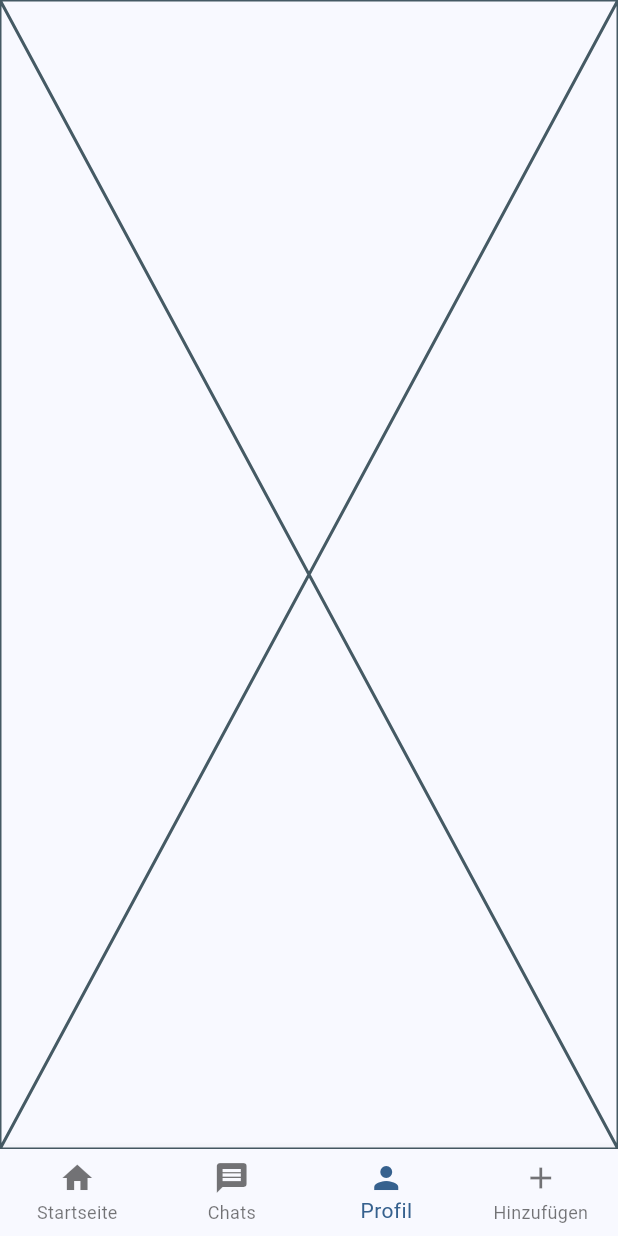
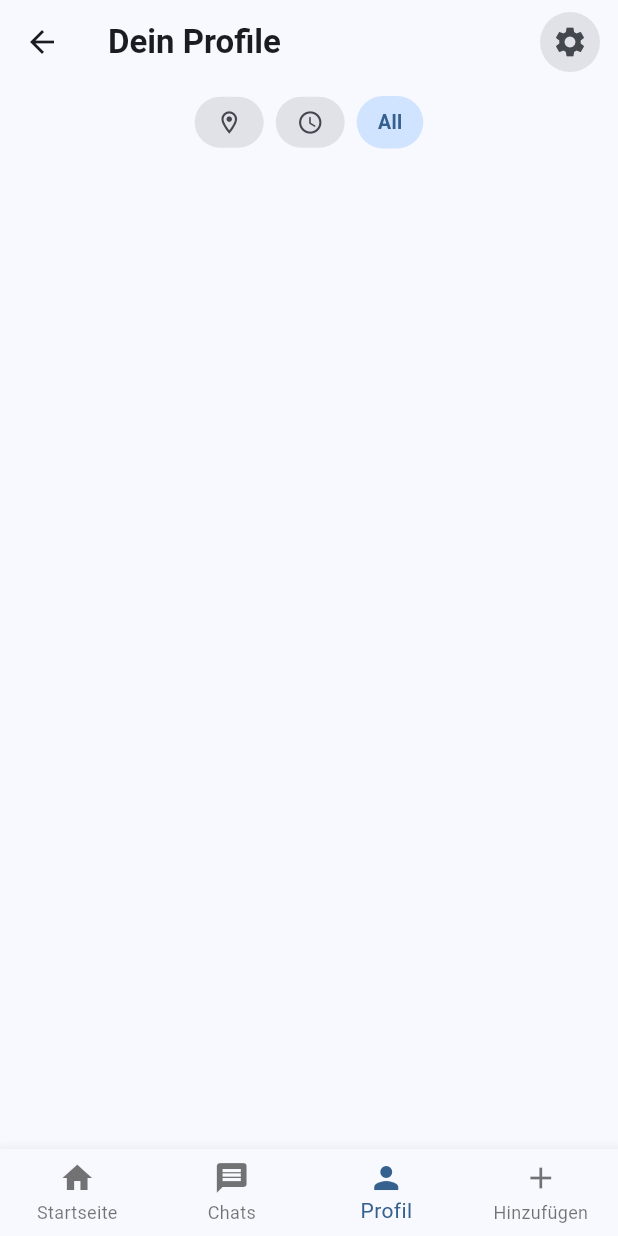
Before and after one commit to GreiFlo/wmc-project-skillable, a Flutter app: the MainScreen screen opened by its route, item 3 of the bottom bar chosen, on a phone screen of 412 x 824 dp. Run offline on Flutter 3.47's test engine with Material 3 defaults, Android fonts, the phone set to English and light mode, and no system bars; our stand-ins replace fluttertoast, geolocator, shared_preferences, socket_io_client; accounts and stored records are empty; network calls fail.

Commit message:
Add a profile page to display user's own skills, implement a new backend endpoint for user-specific skills

```diff
--- a/skillable_frontend/lib/main_screen.dart
+++ b/skillable_frontend/lib/main_screen.dart
@@ -2,6 +2,7 @@ import 'package:flutter/material.dart';
 import 'package:skillable_frontend/pages/add_skill.dart';
 import 'package:skillable_frontend/pages/chat_overview_page.dart';
 import 'package:skillable_frontend/pages/home.dart';
+import 'package:skillable_frontend/pages/profile_page.dart';
 
 class MainScreen extends StatefulWidget {
   const MainScreen({super.key});
@@ -17,7 +18,7 @@ class _MainScreenState extends State<MainScreen> {
   final List<Widget> _pages = [
     const HomePage(),
     const ChatOverview(),
-    const Placeholder(),
+    const ProfilePage(),
     const AddSkillPage(),
   ];
 
--- /dev/null
+++ b/skillable_frontend/lib/pages/profile_page.dart
@@ -0,0 +1,230 @@
+import 'package:flutter/material.dart';
+import 'package:skillable_frontend/models/skillmodels/skill.dart';
+import 'package:skillable_frontend/pages/detail_skill.dart';
+import 'package:skillable_frontend/pages/theme_settings.dart';
+import 'package:skillable_frontend/services/skills_service.dart';
+
+class ProfilePage extends StatefulWidget {
+  const ProfilePage({super.key});
+
+  @override
+  State<StatefulWidget> createState() {
+    return _ProfilePage();
+  }
+}
+
+class _ProfilePage extends State<ProfilePage> {
+  var skills = List<Skill>.empty();
+
+  @override
+  void initState() {
+    loadSkills();
+    super.initState();
+  }
+
+  Future<void> loadSkills() async {
+    List<Skill>? listSkills;
+
+    listSkills = await SkillsService().getOwn();
+
+    setState(() {
+      skills = listSkills!;
+    });
+  }
+
+  var _selectedFilter = 'All';
+
+  @override
+  Widget build(BuildContext context) {
+    return Scaffold(
+      appBar: AppBar(
+        title: const Text(
+          'Dein Profile',
+          style: TextStyle(fontWeight: FontWeight.bold),
+        ),
+        actions: [
+          Padding(
+            padding: const EdgeInsets.only(right: 12),
+            child: CircleAvatar(
+              backgroundColor: Theme.of(
+                context,
+              ).colorScheme.surfaceContainerHighest,
+              child: IconButton(
+                icon: Icon(Icons.settings),
+                color: Theme.of(context).colorScheme.onSurfaceVariant,
+                onPressed: () {
+                  Navigator.push(
+                    context,
+                    MaterialPageRoute(
+                      builder: (context) => ThemeSettingsPage(),
+                    ),
+                  );
+                },
+              ),
+            ),
+          ),
+        ],
+      ),
+      body: Column(
+        children: [
+          // Filter Bar
+          Padding(
+            padding: const EdgeInsets.fromLTRB(16, 8, 16, 4),
+            child: SingleChildScrollView(
+              scrollDirection: Axis.horizontal,
+              child: Row(
+                spacing: 8,
+                children: [
+                  _FilterChip(
+                    icon: Icons.location_on_outlined,
+                    label: null,
+                    isSelected: _selectedFilter == 'location',
+                    onTap: () => setState(() {
+                      _selectedFilter = 'location';
+                      loadSkills();
+                    }),
+                  ),
+                  _FilterChip(
+                    icon: Icons.access_time_rounded,
+                    label: null,
+                    isSelected: _selectedFilter == 'recent',
+                    onTap: () => setState(() {
+                      _selectedFilter = 'recent';
+                      loadSkills();
+                    }),
+                  ),
+                  _FilterChip(
+                    icon: null,
+                    label: 'All',
+                    isSelected: _selectedFilter == 'All',
+                    onTap: () => setState(() {
+                      _selectedFilter = 'All';
+                      loadSkills();
+                    }),
+                  ),
+                ],
+              ),
+            ),
+          ),
+
+          // List
+          Expanded(
+            child: ListView.builder(
+              padding: const EdgeInsets.fromLTRB(16, 8, 16, 16),
+              itemCount: skills.length,
+              itemBuilder: (context, index) {
+                final skill = skills[index];
+                return Padding(
+                  padding: const EdgeInsets.only(bottom: 12),
+                  child: Card(
+                    elevation: 0,
+                    shape: RoundedRectangleBorder(
+                      borderRadius: BorderRadius.circular(16),
+                      side: BorderSide(
+                        color: Theme.of(context).colorScheme.outlineVariant,
+                      ),
+                    ),
+                    color: Theme.of(context).colorScheme.surface,
+                    child: InkWell(
+                      //bei klick auf ein Skill
+                      onTap: () {
+                        Navigator.push(
+                          context,
+                          MaterialPageRoute(
+                            builder: (context) => SkillDetail(skill: skill),
+                          ),
+                        );
+                      },
+                      child: Padding(
+                        padding: const EdgeInsets.all(16),
+                        child: Column(
+                          crossAxisAlignment: CrossAxisAlignment.start,
+                          children: [
+                            Text(
+                              skill.title,
+                              style: Theme.of(context).textTheme.titleLarge
+                                  ?.copyWith(fontWeight: FontWeight.bold),
+                            ),
+                            const SizedBox(height: 4),
+                            Text(
+                              'By ${skill.username}',
+                              style: Theme.of(context).textTheme.bodySmall
+                                  ?.copyWith(
+                                    color: Theme.of(
+                                      context,
+                                    ).colorScheme.onSurfaceVariant,
+                                  ),
+                            ),
+                            const SizedBox(height: 12),
+                            Text(
+                              skill.creationDate,
+                              style: Theme.of(context).textTheme.bodySmall
+                                  ?.copyWith(
+                                    color: Theme.of(
+                                      context,
+                                    ).colorScheme.onSurfaceVariant,
+                                  ),
+                            ),
+                          ],
+                        ),
+                      ),
+                    ),
+                  ),
+                );
+              },
+            ),
+          ),
+        ],
+      ),
+    );
+  }
+}
+
+class _FilterChip extends StatelessWidget {
+  final IconData? icon;
+  final String? label;
+  final bool isSelected;
+  final VoidCallback onTap;
+
+  const _FilterChip({
+    this.icon,
+    this.label,
+    required this.isSelected,
+    required this.onTap,
+  });
+
+  @override
+  Widget build(BuildContext context) {
+    return GestureDetector(
+      onTap: onTap,
+      child: AnimatedContainer(
+        duration: const Duration(milliseconds: 200),
+        padding: const EdgeInsets.symmetric(horizontal: 14, vertical: 8),
+        decoration: BoxDecoration(
+          color: isSelected
+              ? Theme.of(context).colorScheme.primaryContainer
+              : Theme.of(context).colorScheme.surfaceContainerHighest,
+          borderRadius: BorderRadius.circular(20),
+        ),
+        child: icon != null
+            ? Icon(
+                icon,
+                size: 18,
+                color: isSelected
+                    ? Theme.of(context).colorScheme.primary
+                    : Theme.of(context).colorScheme.onSurfaceVariant,
+              )
+            : Text(
+                label!,
+                style: TextStyle(
+                  fontSize: 13,
+                  fontWeight: FontWeight.w600,
+                  color: isSelected
+                      ? Theme.of(context).colorScheme.primary
+                      : Theme.of(context).colorScheme.onSurfaceVariant,
+                ),
+              ),
+      ),
+    );
+  }
+}
```
Also changed, not shown: skillable_frontend/lib/services/skills_service.dart (+33 -0 lines), 1 other file.
